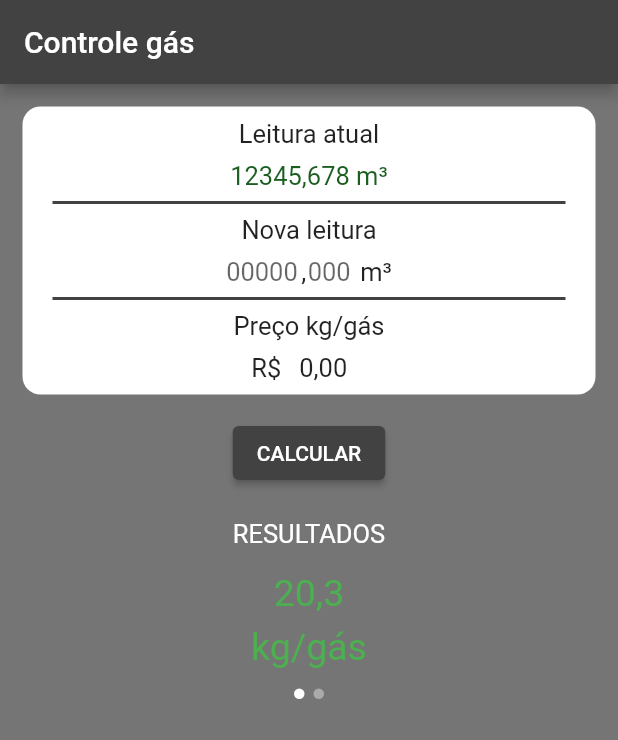
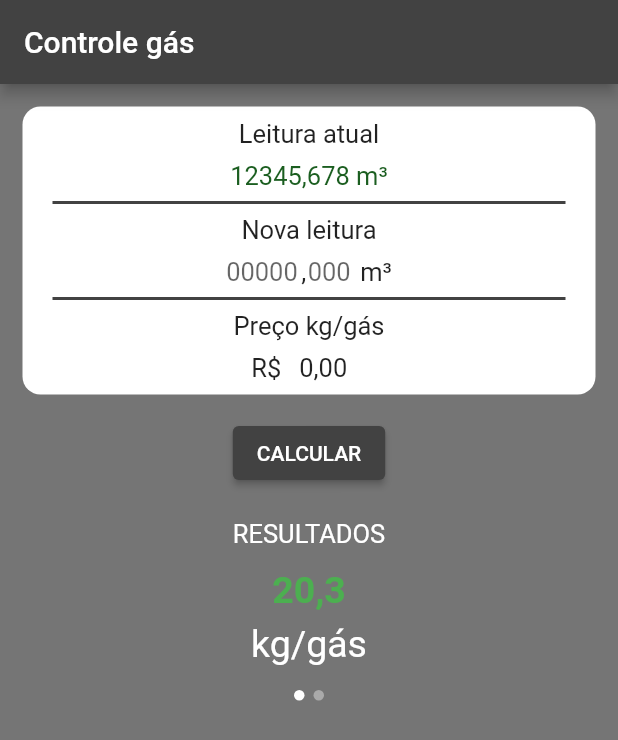
Before and after one commit to mtbossa/gas-control, a Flutter app: the screen it shows after launch, on a phone screen of 412 x 824 dp. Shown: the top 740 px of the screen. Run offline on Flutter 3.47's test engine with Material 2 defaults, Android fonts, the phone set to English and light mode, and no system bars; our stand-ins replace flutter_masked_text.

Commit message:
Updated result container width

```diff
--- a/lib/app/components/home_view/page_view_result.dart
+++ b/lib/app/components/home_view/page_view_result.dart
@@ -5,13 +5,12 @@ class PageViewResult extends StatelessWidget {
 
   const PageViewResult({Key key, @required this.onChanged}) : super(key: key);
 
-
   @override
   Widget build(BuildContext context) {
     return Padding(
-      padding: const EdgeInsets.only(top: 10.0),
+      padding: const EdgeInsets.only(top: 8.0),
       child: Container(
-        width: 100,
+        width: MediaQuery.of(context).size.width,
         height: 70,
         child: PageView(
           onPageChanged: onChanged,
@@ -31,13 +30,20 @@ class PageViewResult extends StatelessWidget {
                   ),
                   Text(
                     "20,3", // TODO quantidade gasta
-                    style: TextStyle(fontSize: 25, color: Colors.green),
+                    style: TextStyle(
+                      fontSize: 25,
+                      color: Colors.green,
+                      fontWeight: FontWeight.bold,
+                    ),
                   ),
                   Padding(
                     padding: const EdgeInsets.only(top: 7.0),
                     child: Text(
                       "kg/gás",
-                      style: TextStyle(fontSize: 25, color: Colors.green),
+                      style: TextStyle(
+                        fontSize: 25,
+                        color: Colors.white,
+                      ),
                     ),
                   ),
                 ],
@@ -48,13 +54,20 @@ class PageViewResult extends StatelessWidget {
                 children: [
                   Text(
                     "130,00", // TODO valor gasto
-                    style: TextStyle(fontSize: 25, color: Colors.green),
+                    style: TextStyle(
+                      fontSize: 25,
+                      color: Colors.green,
+                      fontWeight: FontWeight.bold,
+                    ),
                   ),
                   Padding(
                     padding: const EdgeInsets.only(top: 10.0),
                     child: Text(
                       "R\$",
-                      style: TextStyle(fontSize: 25, color: Colors.green),
+                      style: TextStyle(
+                        fontSize: 25,
+                        color: Colors.white,
+                      ),
                     ),
                   ),
                 ],
--- a/lib/views/home_view.dart
+++ b/lib/views/home_view.dart
@@ -66,7 +66,7 @@ class _HomeViewState extends State<HomeView> {
                       },
                     ),
                     SizedBox(
-                      height: 13,
+                      height: 16,
                     ),
                     DotsResult(
                       currentIndex: _currentIndex,
```
